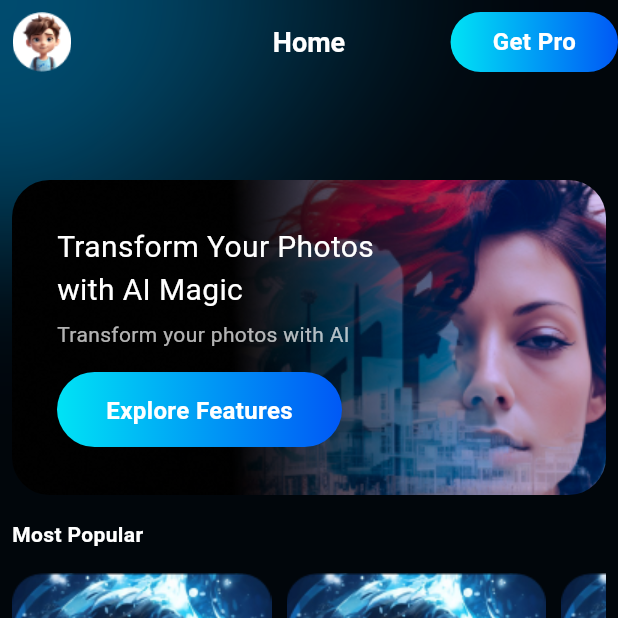
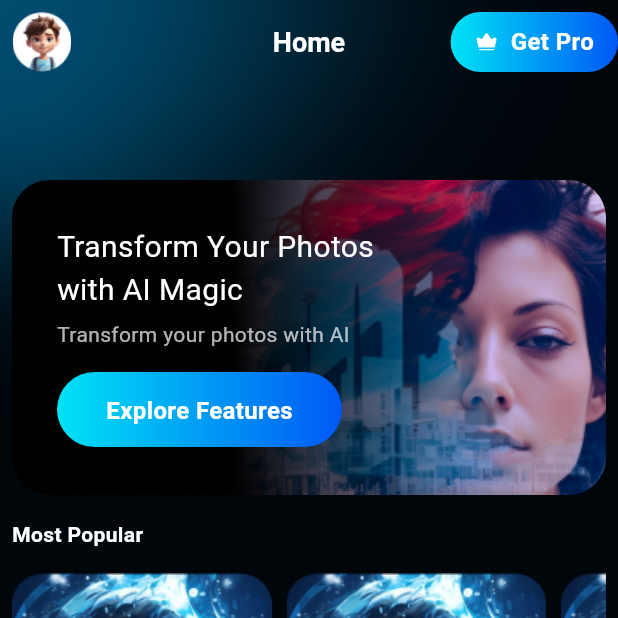
Before and after one commit to hasanchowdhury-codezzi/design-test, a Flutter app: the HomeScreen screen opened directly, on a phone screen of 412 x 824 dp, the top half of it. Run offline on Flutter 3.47's test engine with Material 3 defaults, Android fonts, the phone set to English and light mode, and no system bars; our stand-ins replace flutter_svg.

Commit message:
button design

```diff
--- a/lib/shared/custom_app_bar.dart
+++ b/lib/shared/custom_app_bar.dart
@@ -1,5 +1,6 @@
 import 'package:design_test/shared/customElevatedButton.dart';
 import 'package:flutter/material.dart';
+import 'package:flutter_svg/svg.dart';
 
 class CustomAppBar extends StatelessWidget implements PreferredSizeWidget {
   const CustomAppBar({super.key});
@@ -29,6 +30,8 @@ class CustomAppBar extends StatelessWidget implements PreferredSizeWidget {
           height: 40,
           child: GradientButton(
             verticalPadding: 0,
+            leadingIcon: SvgPicture.asset('assets/images/pro_icon.svg'),
+            horizontalPadding: 16,
             text: 'Get Pro',
             onPressed: () {},
           ),
```
